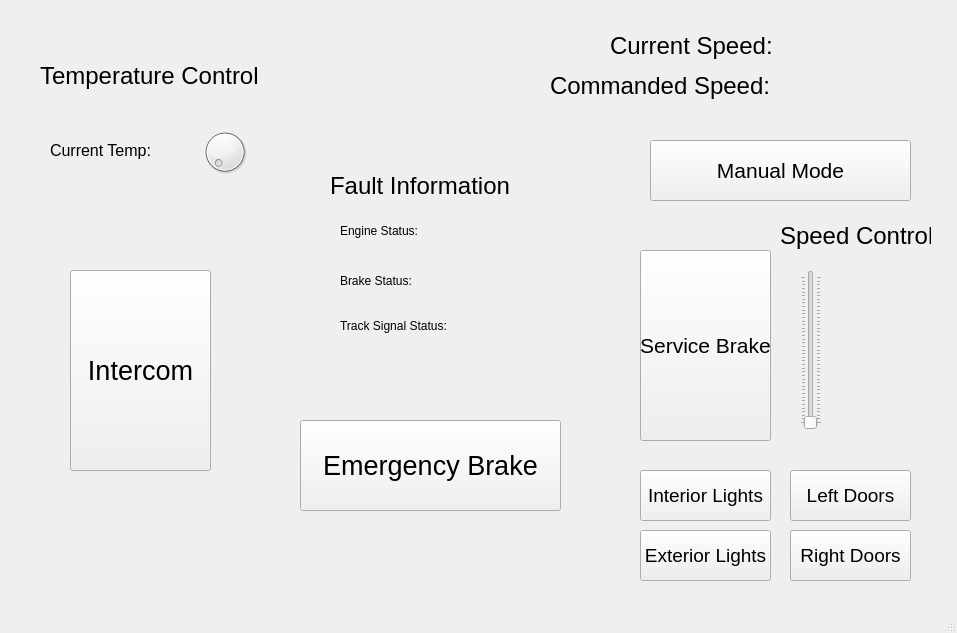
Above: TrainController/TrainCTRLui/ui_driver/form.ui from ece1140thebteam/train_system_sim before the change. Below: the same form after it.
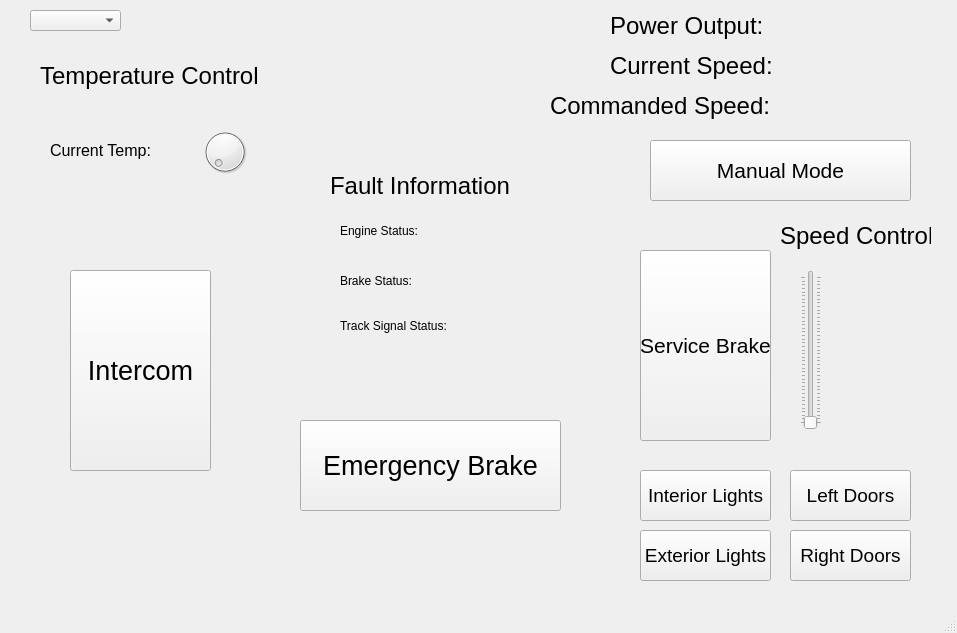
That is the form after the change.

What changed in the file:
```diff
--- a/TrainController/TrainCTRLui/ui_driver/form.ui
+++ b/TrainController/TrainCTRLui/ui_driver/form.ui
@@ -317,7 +317,7 @@
     <property name="geometry">
      <rect>
       <x>550</x>
-      <y>60</y>
+      <y>80</y>
       <width>331</width>
       <height>51</height>
      </rect>
@@ -1342,7 +1342,7 @@
     <property name="geometry">
      <rect>
       <x>610</x>
-      <y>20</y>
+      <y>40</y>
       <width>261</width>
       <height>51</height>
      </rect>
@@ -1881,6 +1881,239 @@
      <string>Brake Status: </string>
     </property>
    </widget>
+   <widget class="QLabel" name="powOut">
+    <property name="geometry">
+     <rect>
+      <x>610</x>
+      <y>0</y>
+      <width>331</width>
+      <height>51</height>
+     </rect>
+    </property>
+    <property name="palette">
+     <palette>
+      <active>
+       <colorrole role="Button">
+        <brush brushstyle="SolidPattern">
+         <color alpha="255">
+          <red>255</red>
+          <green>255</green>
+          <blue>255</blue>
+         </color>
+        </brush>
+       </colorrole>
+       <colorrole role="Midlight">
+        <brush brushstyle="SolidPattern">
+         <color alpha="255">
+          <red>255</red>
+          <green>255</green>
+          <blue>255</blue>
+         </color>
+        </brush>
+       </colorrole>
+       <colorrole role="Dark">
+        <brush brushstyle="SolidPattern">
+         <color alpha="255">
+          <red>127</red>
+          <green>127</green>
+          <blue>127</blue>
+         </color>
+        </brush>
+       </colorrole>
+       <colorrole role="Mid">
+        <brush brushstyle="SolidPattern">
+         <color alpha="255">
+          <red>170</red>
+          <green>170</green>
+          <blue>170</blue>
+         </color>
+        </brush>
+       </colorrole>
+       <colorrole role="Window">
+        <brush brushstyle="SolidPattern">
+         <color alpha="255">
+          <red>255</red>
+          <green>255</green>
+          <blue>255</blue>
+         </color>
+        </brush>
+       </colorrole>
+       <colorrole role="Shadow">
+        <brush brushstyle="SolidPattern">
+         <color alpha="255">
+          <red>0</red>
+          <green>0</green>
+          <blue>0</blue>
+         </color>
+        </brush>
+       </colorrole>
+       <colorrole role="AlternateBase">
+        <brush brushstyle="SolidPattern">
+         <color alpha="255">
+          <red>255</red>
+          <green>255</green>
+          <blue>255</blue>
+         </color>
+        </brush>
+       </colorrole>
+      </active>
+      <inactive>
+       <colorrole role="Button">
+        <brush brushstyle="SolidPattern">
+         <color alpha="255">
+          <red>240</red>
+          <green>240</green>
+          <blue>240</blue>
+         </color>
+        </brush>
+       </colorrole>
+       <colorrole role="Midlight">
+        <brush brushstyle="SolidPattern">
+         <color alpha="255">
+          <red>227</red>
+          <green>227</green>
+          <blue>227</blue>
+         </color>
+        </brush>
+       </colorrole>
+       <colorrole role="Dark">
+        <brush brushstyle="SolidPattern">
+         <color alpha="255">
+          <red>160</red>
+          <green>160</green>
+          <blue>160</blue>
+         </color>
+        </brush>
+       </colorrole>
+       <colorrole role="Mid">
+        <brush brushstyle="SolidPattern">
+         <color alpha="255">
+          <red>160</red>
+          <green>160</green>
+          <blue>160</blue>
+         </color>
+        </brush>
+       </colorrole>
+       <colorrole role="Window">
+        <brush brushstyle="SolidPattern">
+         <color alpha="255">
+          <red>240</red>
+          <green>240</green>
+          <blue>240</blue>
+         </color>
+        </brush>
+       </colorrole>
+       <colorrole role="Shadow">
+        <brush brushstyle="SolidPattern">
+         <color alpha="255">
+          <red>105</red>
+          <green>105</green>
+          <blue>105</blue>
+         </color>
+        </brush>
+       </colorrole>
+       <colorrole role="AlternateBase">
+        <brush brushstyle="SolidPattern">
+         <color alpha="255">
+          <red>245</red>
+          <green>245</green>
+          <blue>245</blue>
+         </color>
+        </brush>
+       </colorrole>
+      </inactive>
+      <disabled>
+       <colorrole role="Button">
+        <brush brushstyle="SolidPattern">
+         <color alpha="255">
+          <red>255</red>
+          <green>255</green>
+          <blue>255</blue>
+         </color>
+        </brush>
+       </colorrole>
+       <colorrole role="Midlight">
+        <brush brushstyle="SolidPattern">
+         <color alpha="255">
+          <red>255</red>
+          <green>255</green>
+          <blue>255</blue>
+         </color>
+        </brush>
+       </colorrole>
+       <colorrole role="Dark">
+        <brush brushstyle="SolidPattern">
+         <color alpha="255">
+          <red>127</red>
+          <green>127</green>
+          <blue>127</blue>
+         </color>
+        </brush>
+       </colorrole>
+       <colorrole role="Mid">
+        <brush brushstyle="SolidPattern">
+         <color alpha="255">
+          <red>170</red>
+          <green>170</green>
+          <blue>170</blue>
+         </color>
+        </brush>
+       </colorrole>
+       <colorrole role="Window">
+        <brush brushstyle="SolidPattern">
+         <color alpha="255">
+          <red>255</red>
+          <green>255</green>
+          <blue>255</blue>
+         </color>
+        </brush>
+       </colorrole>
+       <colorrole role="Shadow">
+        <brush brushstyle="SolidPattern">
+         <color alpha="255">
+          <red>0</red>
+          <green>0</green>
+          <blue>0</blue>
+         </color>
+        </brush>
+       </colorrole>
+       <colorrole role="AlternateBase">
+        <brush brushstyle="SolidPattern">
+         <color alpha="255">
+          <red>245</red>
+          <green>245</green>
+          <blue>245</blue>
+         </color>
+        </brush>
+       </colorrole>
+      </disabled>
+     </palette>
+    </property>
+    <property name="font">
+     <font>
+      <pointsize>18</pointsize>
+     </font>
+    </property>
+    <property name="text">
+     <string>Power Output:</string>
+    </property>
+   </widget>
+   <widget class="QComboBox" name="trainSelect">
+    <property name="geometry">
+     <rect>
+      <x>30</x>
+      <y>10</y>
+      <width>91</width>
+      <height>21</height>
+     </rect>
+    </property>
+    <property name="editable">
+     <bool>false</bool>
+    </property>
+    <property name="currentText">
+     <string/>
+    </property>
+   </widget>
   </widget>
   <widget class="QStatusBar" name="statusbar"/>
  </widget>
```
